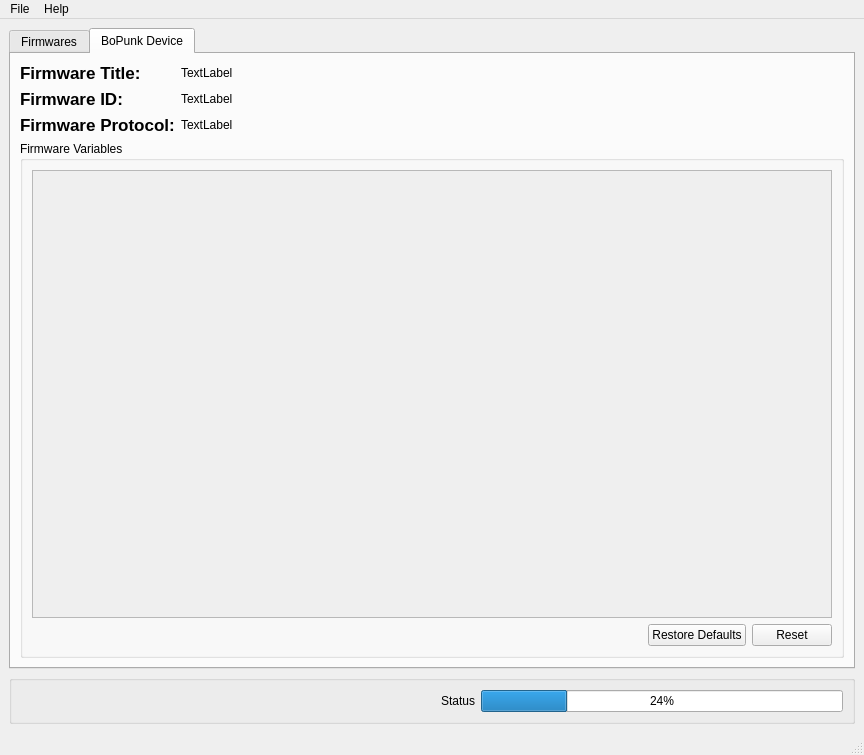
Before: the Qt Designer form interface/BoPunkMainWindow.ui in elcritch/bopunk, drawn with Qt 5.
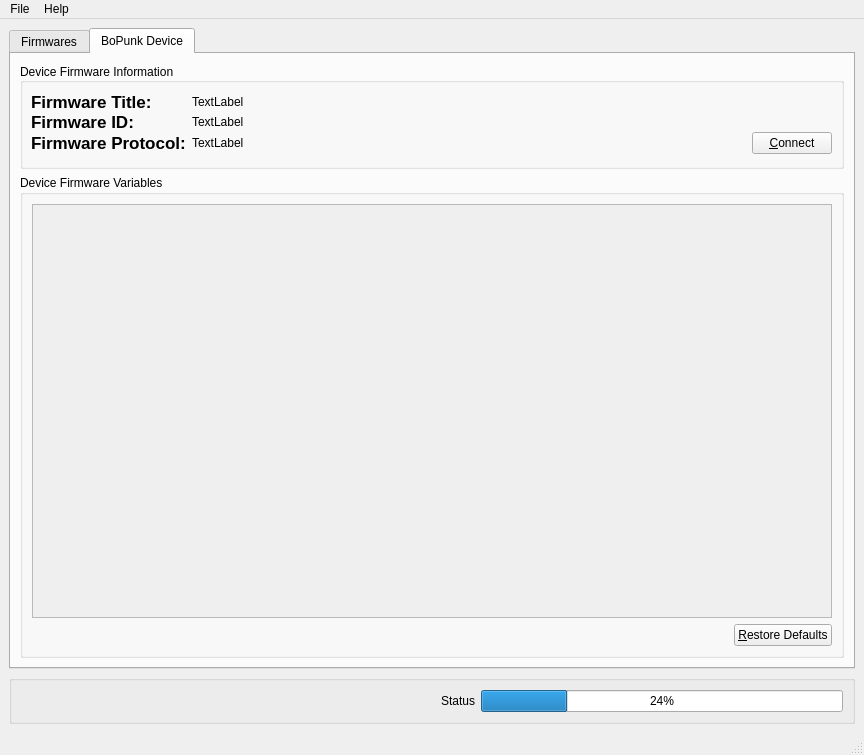
After: the same form once the commit is applied. The open tabs and pages were chosen to show the change. Custom widgets are drawn as their Qt base class.

Commit message: device now connects/disconnects

```diff
--- a/interface/BoPunkMainWindow.ui
+++ b/interface/BoPunkMainWindow.ui
@@ -209,71 +209,7 @@
         <string>BoPunk Device</string>
        </attribute>
        <layout class="QGridLayout" name="gridLayout" >
-        <item row="0" column="0" >
-         <layout class="QFormLayout" name="formLayout" >
-          <property name="sizeConstraint" >
-           <enum>QLayout::SetMinimumSize</enum>
-          </property>
-          <property name="fieldGrowthPolicy" >
-           <enum>QFormLayout::FieldsStayAtSizeHint</enum>
-          </property>
-          <item row="0" column="0" >
-           <widget class="QLabel" name="label_3" >
-            <property name="text" >
-             <string>&lt;!DOCTYPE HTML PUBLIC "-//W3C//DTD HTML 4.0//EN" "http://www.w3.org/TR/REC-html40/strict.dtd">
-&lt;html>&lt;head>&lt;meta name="qrichtext" content="1" />&lt;style type="text/css">
-p, li { white-space: pre-wrap; }
-&lt;/style>&lt;/head>&lt;body style=" font-family:'Lucida Grande'; font-size:13pt; font-weight:400; font-style:normal;">
-&lt;p style=" margin-top:0px; margin-bottom:0px; margin-left:0px; margin-right:0px; -qt-block-indent:0; text-indent:0px;">&lt;span style=" font-weight:600;">Firmware Title:&lt;/span>&lt;/p>&lt;/body>&lt;/html></string>
-            </property>
-           </widget>
-          </item>
-          <item row="0" column="1" >
-           <widget class="QLabel" name="d_title" >
-            <property name="text" >
-             <string>TextLabel</string>
-            </property>
-           </widget>
-          </item>
-          <item row="1" column="0" >
-           <widget class="QLabel" name="label_4" >
-            <property name="text" >
-             <string>&lt;!DOCTYPE HTML PUBLIC "-//W3C//DTD HTML 4.0//EN" "http://www.w3.org/TR/REC-html40/strict.dtd">
-&lt;html>&lt;head>&lt;meta name="qrichtext" content="1" />&lt;style type="text/css">
-p, li { white-space: pre-wrap; }
-&lt;/style>&lt;/head>&lt;body style=" font-family:'Lucida Grande'; font-size:13pt; font-weight:400; font-style:normal;">
-&lt;p style=" margin-top:0px; margin-bottom:0px; margin-left:0px; margin-right:0px; -qt-block-indent:0; text-indent:0px;">&lt;span style=" font-weight:600;">Firmware ID:&lt;/span>&lt;/p>&lt;/body>&lt;/html></string>
-            </property>
-           </widget>
-          </item>
-          <item row="1" column="1" >
-           <widget class="QLabel" name="d_id" >
-            <property name="text" >
-             <string>TextLabel</string>
-            </property>
-           </widget>
-          </item>
-          <item row="2" column="0" >
-           <widget class="QLabel" name="label" >
-            <property name="text" >
-             <string>&lt;!DOCTYPE HTML PUBLIC "-//W3C//DTD HTML 4.0//EN" "http://www.w3.org/TR/REC-html40/strict.dtd">
-&lt;html>&lt;head>&lt;meta name="qrichtext" content="1" />&lt;style type="text/css">
-p, li { white-space: pre-wrap; }
-&lt;/style>&lt;/head>&lt;body style=" font-family:'Lucida Grande'; font-size:13pt; font-weight:400; font-style:normal;">
-&lt;p style=" margin-top:0px; margin-bottom:0px; margin-left:0px; margin-right:0px; -qt-block-indent:0; text-indent:0px;">&lt;span style=" font-weight:600;">Firmware Protocol:&lt;/span>&lt;/p>&lt;/body>&lt;/html></string>
-            </property>
-           </widget>
-          </item>
-          <item row="2" column="1" >
-           <widget class="QLabel" name="d_protocol" >
-            <property name="text" >
-             <string>TextLabel</string>
-            </property>
-           </widget>
-          </item>
-         </layout>
-        </item>
-        <item row="1" column="0" >
+        <item row="4" column="0" >
          <widget class="QGroupBox" name="groupBox_2" >
           <property name="sizePolicy" >
            <sizepolicy vsizetype="Expanding" hsizetype="Preferred" >
@@ -282,9 +218,15 @@
            </sizepolicy>
           </property>
           <property name="title" >
-           <string>Firmware Variables</string>
+           <string>Device Firmware Variables</string>
+          </property>
+          <property name="flat" >
+           <bool>true</bool>
           </property>
           <layout class="QVBoxLayout" name="verticalLayout_5" >
+           <property name="sizeConstraint" >
+            <enum>QLayout::SetDefaultConstraint</enum>
+           </property>
            <item>
             <widget class="QScrollArea" name="varScrollArea" >
              <property name="horizontalScrollBarPolicy" >
@@ -298,8 +240,8 @@
                <rect>
                 <x>0</x>
                 <y>0</y>
-                <width>760</width>
-                <height>409</height>
+                <width>766</width>
+                <height>390</height>
                </rect>
               </property>
               <layout class="QGridLayout" name="gridLayout_2" >
@@ -344,18 +286,136 @@
             </widget>
            </item>
            <item>
-            <widget class="QDialogButtonBox" name="buttonDialogVariables" >
-             <property name="layoutDirection" >
-              <enum>Qt::RightToLeft</enum>
+            <layout class="QHBoxLayout" name="horizontalLayout_3" >
+             <item>
+              <spacer name="horizontalSpacer_3" >
+               <property name="orientation" >
+                <enum>Qt::Horizontal</enum>
+               </property>
+               <property name="sizeHint" stdset="0" >
+                <size>
+                 <width>40</width>
+                 <height>20</height>
+                </size>
+               </property>
+              </spacer>
+             </item>
+             <item>
+              <widget class="QPushButton" name="buttonVarsRestore" >
+               <property name="text" >
+                <string>&amp;Restore Defaults</string>
+               </property>
+               <property name="flat" >
+                <bool>false</bool>
+               </property>
+              </widget>
+             </item>
+            </layout>
+           </item>
+          </layout>
+         </widget>
+        </item>
+        <item row="2" column="0" >
+         <widget class="QGroupBox" name="groupBox_3" >
+          <property name="enabled" >
+           <bool>true</bool>
+          </property>
+          <property name="autoFillBackground" >
+           <bool>false</bool>
+          </property>
+          <property name="title" >
+           <string>Device Firmware Information</string>
+          </property>
+          <property name="alignment" >
+           <set>Qt::AlignLeading|Qt::AlignLeft|Qt::AlignVCenter</set>
+          </property>
+          <property name="flat" >
+           <bool>true</bool>
+          </property>
+          <property name="checkable" >
+           <bool>false</bool>
+          </property>
+          <layout class="QGridLayout" name="gridLayout_3" >
+           <property name="leftMargin" >
+            <number>8</number>
+           </property>
+           <property name="bottomMargin" >
+            <number>12</number>
+           </property>
+           <property name="verticalSpacing" >
+            <number>0</number>
+           </property>
+           <item row="0" column="0" >
+            <widget class="QLabel" name="label_3" >
+             <property name="text" >
+              <string>&lt;!DOCTYPE HTML PUBLIC "-//W3C//DTD HTML 4.0//EN" "http://www.w3.org/TR/REC-html40/strict.dtd">
+&lt;html>&lt;head>&lt;meta name="qrichtext" content="1" />&lt;style type="text/css">
+p, li { white-space: pre-wrap; }
+&lt;/style>&lt;/head>&lt;body style=" font-family:'Lucida Grande'; font-size:13pt; font-weight:400; font-style:normal;">
+&lt;p style=" margin-top:0px; margin-bottom:0px; margin-left:0px; margin-right:0px; -qt-block-indent:0; text-indent:0px;">&lt;span style=" font-weight:600;">Firmware Title:&lt;/span>&lt;/p>&lt;/body>&lt;/html></string>
              </property>
+            </widget>
+           </item>
+           <item row="0" column="1" >
+            <widget class="QLabel" name="d_title" >
+             <property name="text" >
+              <string>TextLabel</string>
+             </property>
+            </widget>
+           </item>
+           <item row="1" column="0" >
+            <widget class="QLabel" name="label_4" >
+             <property name="text" >
+              <string>&lt;!DOCTYPE HTML PUBLIC "-//W3C//DTD HTML 4.0//EN" "http://www.w3.org/TR/REC-html40/strict.dtd">
+&lt;html>&lt;head>&lt;meta name="qrichtext" content="1" />&lt;style type="text/css">
+p, li { white-space: pre-wrap; }
+&lt;/style>&lt;/head>&lt;body style=" font-family:'Lucida Grande'; font-size:13pt; font-weight:400; font-style:normal;">
+&lt;p style=" margin-top:0px; margin-bottom:0px; margin-left:0px; margin-right:0px; -qt-block-indent:0; text-indent:0px;">&lt;span style=" font-weight:600;">Firmware ID:&lt;/span>&lt;/p>&lt;/body>&lt;/html></string>
+             </property>
+            </widget>
+           </item>
+           <item row="1" column="1" >
+            <widget class="QLabel" name="d_id" >
+             <property name="text" >
+              <string>TextLabel</string>
+             </property>
+            </widget>
+           </item>
+           <item row="1" column="2" >
+            <spacer name="horizontalSpacer_4" >
              <property name="orientation" >
               <enum>Qt::Horizontal</enum>
              </property>
-             <property name="standardButtons" >
-              <set>QDialogButtonBox::Reset|QDialogButtonBox::RestoreDefaults</set>
+             <property name="sizeHint" stdset="0" >
+              <size>
+               <width>40</width>
+               <height>20</height>
+              </size>
              </property>
-             <property name="centerButtons" >
-              <bool>false</bool>
+            </spacer>
+           </item>
+           <item row="2" column="0" >
+            <widget class="QLabel" name="label" >
+             <property name="text" >
+              <string>&lt;!DOCTYPE HTML PUBLIC "-//W3C//DTD HTML 4.0//EN" "http://www.w3.org/TR/REC-html40/strict.dtd">
+&lt;html>&lt;head>&lt;meta name="qrichtext" content="1" />&lt;style type="text/css">
+p, li { white-space: pre-wrap; }
+&lt;/style>&lt;/head>&lt;body style=" font-family:'Lucida Grande'; font-size:13pt; font-weight:400; font-style:normal;">
+&lt;p style=" margin-top:0px; margin-bottom:0px; margin-left:0px; margin-right:0px; -qt-block-indent:0; text-indent:0px;">&lt;span style=" font-weight:600;">Firmware Protocol:&lt;/span>&lt;/p>&lt;/body>&lt;/html></string>
+             </property>
+            </widget>
+           </item>
+           <item row="2" column="1" >
+            <widget class="QLabel" name="d_protocol" >
+             <property name="text" >
+              <string>TextLabel</string>
+             </property>
+            </widget>
+           </item>
+           <item row="2" column="3" >
+            <widget class="QPushButton" name="buttonFirmConnect" >
+             <property name="text" >
+              <string>&amp;Connect</string>
              </property>
             </widget>
            </item>
```
Left out of the diff: 3 changed lines with no effect on the pictures. The commit also changes 6 other files.
